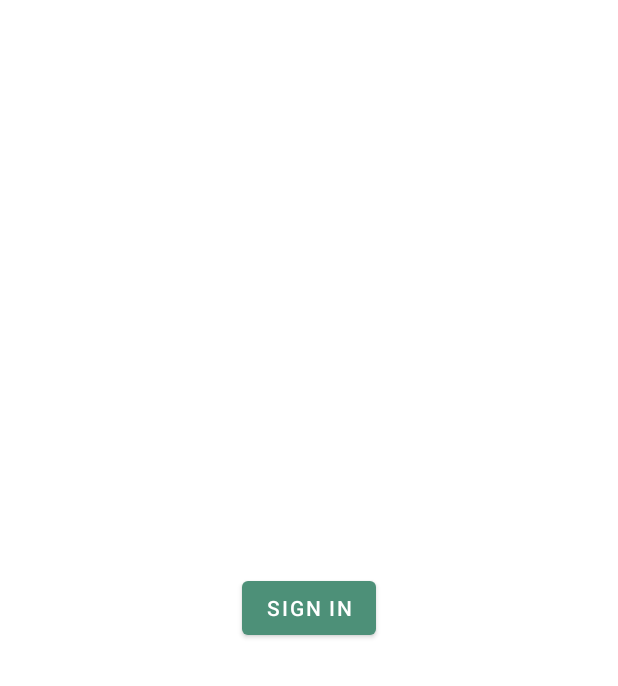
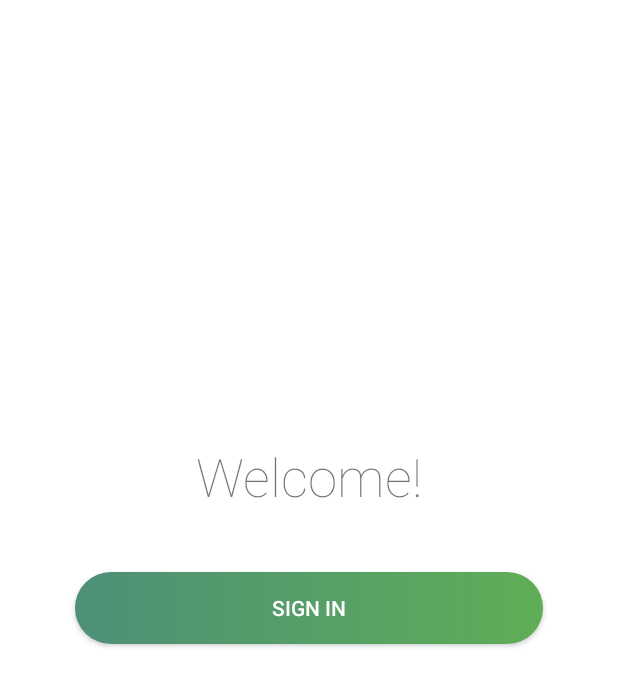
Before and after one commit to waleedbaroudi/Knock-Knock, an Android app: the MainActivity screen opened directly, with no data from a screen before it, on a phone screen of 412 x 824 dp. Shown: the top 686 px of the screen. Run offline under Robolectric (Android 15) with nearby library versions, the phone set to English and light mode, and no system bars; our stand-ins replace CircleImageView; libraries missing offline, so code that uses them is left out: com.huawei.hmf, com.huawei.hms, uk.co.samuelwall; 2 statements that could not run were skipped.

Commit message:
style login button and add welcome label

```diff
--- a/app/build.gradle
+++ b/app/build.gradle
@@ -15,7 +15,7 @@ android {
         versionCode 1
         versionName "1.0"
 
-        android.defaultConfig.vectorDrawables.useSupportLibrary = true
+        vectorDrawables.useSupportLibrary = true
 
         testInstrumentationRunner "androidx.test.runner.AndroidJUnitRunner"
     }
--- a/app/src/main/java/com/huaweicontest/knockknock/ui/MainActivity.java
+++ b/app/src/main/java/com/huaweicontest/knockknock/ui/MainActivity.java
@@ -27,7 +27,7 @@ public class MainActivity extends AppCompatActivity implements AccountHandler.Ac
     //Views
     Button signInButton;
     FloatingActionButton signOutButton;
-    TextView nameLabel;
+    TextView nameLabel, welcomeLabel;
     CircleImageView userImage;
     //Account Control
     AccountHandler handler;
@@ -45,6 +45,7 @@ public class MainActivity extends AppCompatActivity implements AccountHandler.Ac
         signInButton = findViewById(R.id.sign_in_button);
         signOutButton = findViewById(R.id.signout_button);
         nameLabel = findViewById(R.id.name_label);
+        welcomeLabel = findViewById(R.id.welcome_label);
         userImage = findViewById(R.id.user_image);
 
         handler = new AccountHandler(this, this);
@@ -55,6 +56,7 @@ public class MainActivity extends AppCompatActivity implements AccountHandler.Ac
         userImage.setVisibility(View.VISIBLE);
         nameLabel.setVisibility(View.VISIBLE);
         signOutButton.setVisibility(View.VISIBLE);
+        welcomeLabel.setVisibility(View.GONE);
         if (!sharedPreferences.getBoolean(SHOW_CASE_SHOWN_BOOL, false))
             displayShowCaseView();
     }
--- /dev/null
+++ b/app/src/main/res/drawable/gradient_button_bg.xml
@@ -0,0 +1,10 @@
+<?xml version="1.0" encoding="utf-8"?>
+<shape xmlns:android="http://schemas.android.com/apk/res/android"
+    android:shape="rectangle">
+
+    <corners android:radius="150dp" />
+    <gradient
+        android:angle="0"
+        android:startColor="@color/custom_teal"
+        android:endColor="@color/custom_green"/>
+</shape>
--- a/app/src/main/res/layout/activity_main.xml
+++ b/app/src/main/res/layout/activity_main.xml
@@ -7,18 +7,23 @@
     android:animateLayoutChanges="true"
     tools:context=".ui.MainActivity">
 
-    <Button
+    <android.widget.Button
         android:id="@+id/sign_in_button"
-        android:layout_width="wrap_content"
+        android:layout_width="0dp"
         android:layout_height="wrap_content"
+        android:layout_marginStart="50dp"
         android:layout_marginTop="50dp"
-        app:layout_goneMarginTop="150dp"
+        android:layout_marginEnd="50dp"
+        android:background="@drawable/gradient_button_bg"
+        android:shadowColor="#00FFFFFF"
         android:text="Sign in"
+        android:textColor="@color/white"
         app:layout_constraintBottom_toBottomOf="parent"
         app:layout_constraintEnd_toEndOf="parent"
         app:layout_constraintHorizontal_bias="0.5"
         app:layout_constraintStart_toStartOf="parent"
-        app:layout_constraintTop_toBottomOf="@+id/name_label" />
+        app:layout_constraintTop_toBottomOf="@+id/name_label"
+        app:layout_goneMarginTop="150dp" />
 
     <TextView
         android:id="@+id/name_label"
@@ -62,4 +67,17 @@
         app:layout_constraintEnd_toEndOf="parent"
         app:srcCompat="@drawable/ic_baseline_login_24" />
 
+    <TextView
+        android:id="@+id/welcome_label"
+        android:layout_width="wrap_content"
+        android:layout_height="wrap_content"
+        android:layout_marginBottom="40dp"
+        android:fontFamily="sans-serif-thin"
+        android:text="Welcome!"
+        android:textSize="35sp"
+        app:layout_constraintBottom_toTopOf="@+id/sign_in_button"
+        app:layout_constraintEnd_toEndOf="parent"
+        app:layout_constraintHorizontal_bias="0.5"
+        app:layout_constraintStart_toStartOf="parent" />
+
 </androidx.constraintlayout.widget.ConstraintLayout>
```
